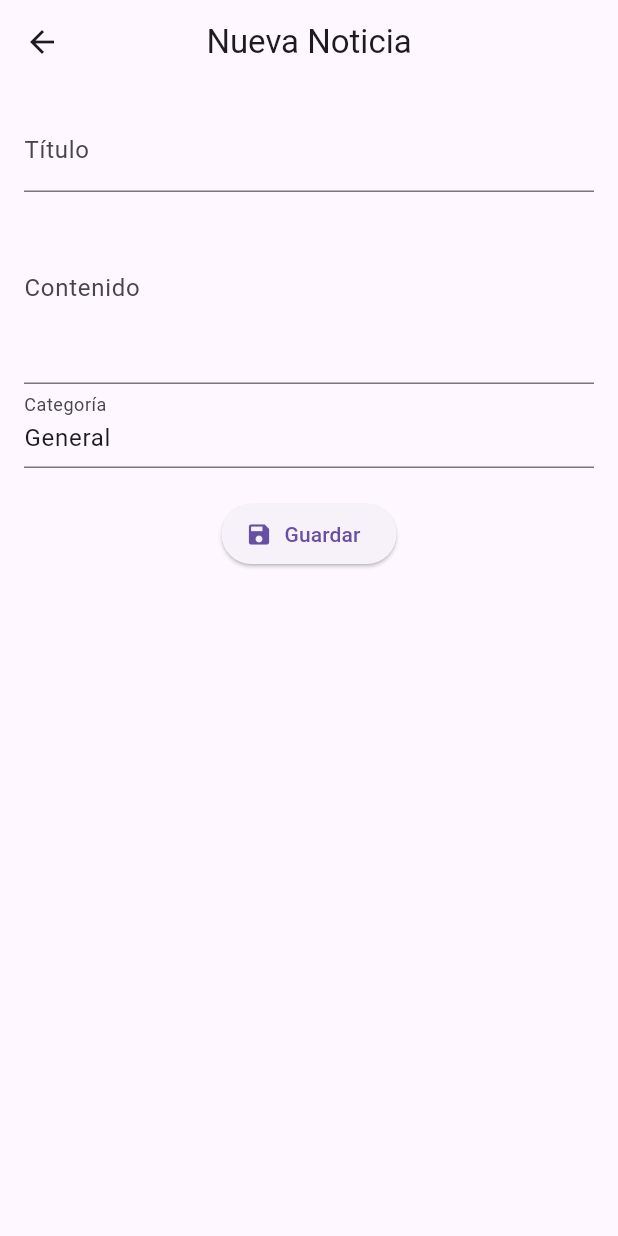
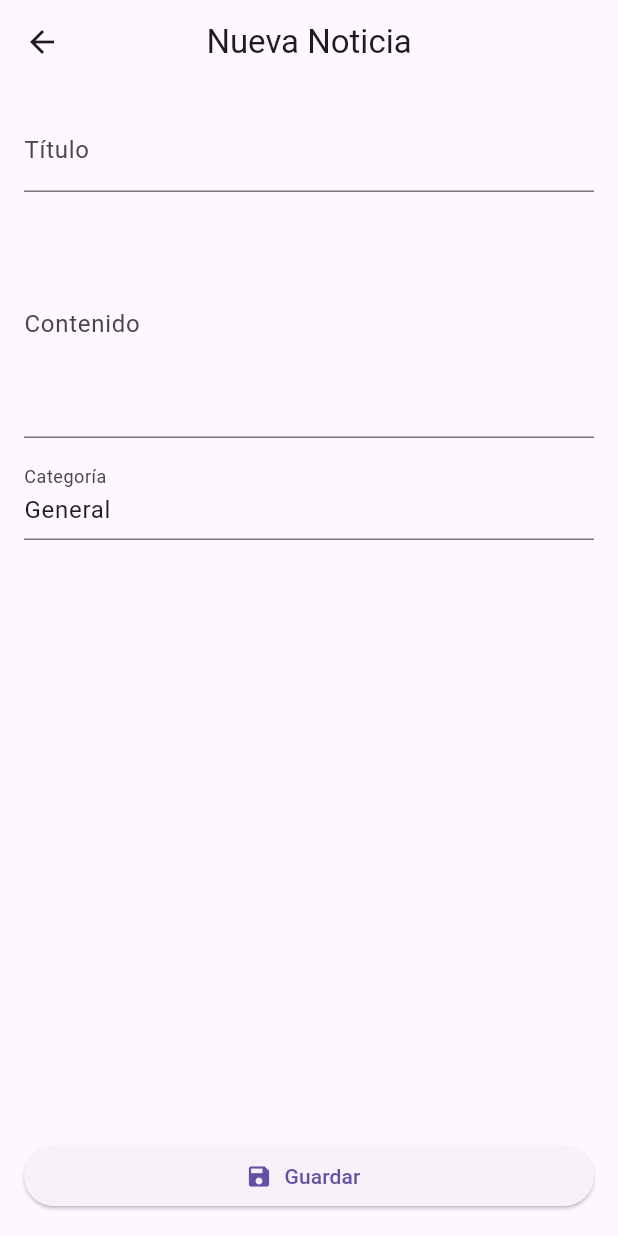
Before and after one commit to AngelAvirama/Aplicacion_Noticias_Movil, a Flutter app: the NewsFormScreen screen opened directly, on a phone screen of 412 x 824 dp. Run offline on Flutter 3.47's test engine with Material 3 defaults, Android fonts, the phone set to English and light mode, and no system bars; network calls fail.

Commit message:
Responsive en news_form

```diff
--- a/lib/screens/news_form_screen.dart
+++ b/lib/screens/news_form_screen.dart
@@ -28,58 +28,83 @@ class _NewsFormScreenState extends State<NewsFormScreen> {
   @override
   Widget build(BuildContext context) {
     final provider = Provider.of<NewsProvider>(context, listen: false);
+
     return Scaffold(
-      appBar: AppBar(title: Text(widget.news == null ? 'Nueva Noticia' : 'Editar Noticia')),
+      appBar: AppBar(
+        title: Text(widget.news == null ? 'Nueva Noticia' : 'Editar Noticia'),
+      ),
       body: Padding(
         padding: EdgeInsets.all(16),
         child: Form(
           key: _formKey,
-          child: Column(children: [
+          child: Column(
+            children: [
+              Expanded(
+                child: SingleChildScrollView(
+                  child: Column(
+                    children: [
                       TextFormField(
                         initialValue: title,
                         decoration: InputDecoration(labelText: 'Título'),
-              validator: (value) => value!.isEmpty ? 'Campo obligatorio' : null,
+                        validator: (value) =>
+                            value!.isEmpty ? 'Campo obligatorio' : null,
                         onSaved: (value) => title = value!,
                       ),
+                      SizedBox(height: 12),
                       TextFormField(
                         initialValue: body,
                         decoration: InputDecoration(labelText: 'Contenido'),
-              maxLines: 4,
-              validator: (value) => value!.isEmpty ? 'Campo obligatorio' : null,
+                        maxLines: 5,
+                        validator: (value) =>
+                            value!.isEmpty ? 'Campo obligatorio' : null,
                         onSaved: (value) => body = value!,
                       ),
+                      SizedBox(height: 12),
                       TextFormField(
                         initialValue: category,
                         decoration: InputDecoration(labelText: 'Categoría'),
                         onSaved: (value) => category = value!,
                       ),
+                    ],
+                  ),
+                ),
+              ),
               SizedBox(height: 20),
-            ElevatedButton.icon(
+              Row(
+                children: [
+                  Expanded(
+                    child: ElevatedButton.icon(
                       icon: Icon(Icons.save),
                       label: Text('Guardar'),
                       onPressed: () {
                         if (_formKey.currentState!.validate()) {
                           _formKey.currentState!.save();
                           final newNews = News(
-                    id: widget.news?.id ?? DateTime.now().millisecondsSinceEpoch,
+                            id: widget.news?.id ??
+                                DateTime.now().millisecondsSinceEpoch,
                             title: title,
                             body: body,
-                    category: category
+                            category: category,
                           );
                           widget.news == null
                               ? provider.addNews(newNews)
                               : provider.editNews(newNews);
                           ScaffoldMessenger.of(context).showSnackBar(
                             SnackBar(
-                      content: Text('Noticia guardada exitosamente'),
+                              content:
+                                  Text('Noticia guardada exitosamente'),
                               duration: Duration(seconds: 2),
                             ),
                           );
                           Navigator.pop(context);
                         }
                       },
+                    ),
+                  ),
+                ],
               )
-          ]),
+            ],
+          ),
         ),
       ),
     );
```
Lines whose indentation alone changed are shown as unchanged.
